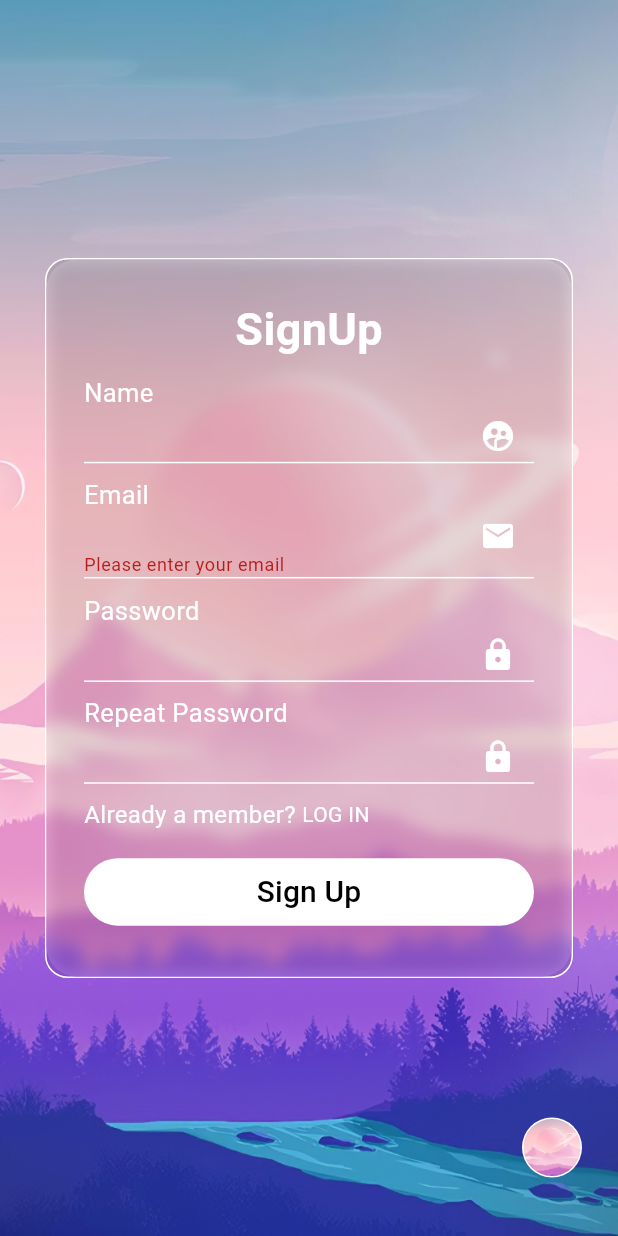
After one commit to alex-davis-ang/Solana_trading_app, a Flutter app: the PfEditPage screen opened by its route, after a tap on "Sign Up", on a phone screen of 412 x 824 dp. The commit adds this screen. Run offline on Flutter 3.47's test engine with Material 3 defaults, Android fonts, the phone set to English and light mode, and no system bars; our stand-ins replace shared_preferences; accounts and stored records are empty.

Commit message:
pf edit page added

```diff
--- a/lib/Chats_Notification_Profile/ProfileScreen.dart
+++ b/lib/Chats_Notification_Profile/ProfileScreen.dart
@@ -1,5 +1,6 @@
 import 'package:flutter/material.dart';
 import 'package:login_signup_page/login_page.dart';
+import 'package:login_signup_page/pfedit_page.dart';
 import 'package:shared_preferences/shared_preferences.dart';
 
 class ProfilePageScreen extends StatefulWidget {
@@ -63,24 +64,7 @@ class _ProfilePageScreenState extends State<ProfilePageScreen> {
                   bottom: 0,
                   child: InkWell(
                     onTap: () {
-                      // Action function goes here
-                      showDialog(
-                        context: context,
-                        builder: (context) {
-                          return AlertDialog(
-                            title: Text('Edit Avatar'),
-                            content: Text('Edit button pressed'),
-                            actions: <Widget>[
-                              TextButton(
-                                onPressed: () {
-                                  Navigator.of(context).pop();
-                                },
-                                child: Text('Close'),
-                              ),
-                            ],
-                          );
-                        },
-                      );
+                      Navigator.pushNamed(context, PfEditPage.id);
                     },
                     child: Container(
                       padding: EdgeInsets.all(2),
--- a/lib/Routes/Routes.dart
+++ b/lib/Routes/Routes.dart
@@ -1,9 +1,11 @@
 import 'package:login_signup_page/Chats_Notification_Profile/ChatsScreen.dart';
 import 'package:login_signup_page/Chats_Notification_Profile/NotificationScreen.dart';
 import 'package:login_signup_page/Chats_Notification_Profile/ProfileScreen.dart';
+import 'package:login_signup_page/pfedit_page.dart';
 
 final List<String> routes = [
   ChatScreenPage.id,
   NotificationPage.id,
   ProfilePageScreen.id,
+  PfEditPage.id,
 ];
--- a/lib/main.dart
+++ b/lib/main.dart
@@ -4,6 +4,8 @@ import 'package:login_signup_page/Chats_Notification_Profile/NotificationScreen.
 import 'package:login_signup_page/Chats_Notification_Profile/ProfileScreen.dart';
 import 'package:login_signup_page/login_page.dart';
 import 'package:login_signup_page/signUp_page.dart';
+import 'package:login_signup_page/pfedit_page.dart';
+
 import 'package:shared_preferences/shared_preferences.dart';
 
 Future<void> main() async {
@@ -35,6 +37,7 @@ class MyApp extends StatelessWidget {
         ChatScreenPage.id: (context) => const ChatScreenPage(),
         NotificationPage.id: (context) => NotificationPage(),
         ProfilePageScreen.id: (context) => ProfilePageScreen(),
+        PfEditPage.id: (context) => PfEditPage(),
       },
     );
   }
--- /dev/null
+++ b/lib/pfedit_page.dart
@@ -0,0 +1,383 @@
+import 'dart:ui';
+import 'package:flutter/material.dart';
+import 'package:login_signup_page/Chats_Notification_Profile/ChatsScreen.dart';
+import 'package:login_signup_page/Lists/backgroundImageList.dart';
+import 'package:login_signup_page/Utils/animations.dart';
+import 'package:login_signup_page/login_page.dart';
+import 'package:shared_preferences/shared_preferences.dart';
+
+class PfEditPage extends StatefulWidget {
+  static const String id = 'pfedit_Screen';
+  const PfEditPage({super.key});
+
+  @override
+  State<PfEditPage> createState() => _PfEditPage();
+}
+
+class _PfEditPage extends State<PfEditPage> {
+  String name = "...";
+  String mail = "...";
+  String password = "...";
+
+  void initState() {
+    super.initState();
+    loadInitialValue();
+  }
+
+  Future<void> loadInitialValue() async {
+    // Simulating a delay for loading the value (e.g., from a database, API, or local storage)
+    SharedPreferences prefs = await SharedPreferences.getInstance();
+    // Set the initial value
+    setState(() {
+      name = prefs.getString('name')!;
+      mail = prefs.getString('email')!;
+      password = prefs.getString('password')!;
+      _nameController.text = name;
+      _emailController.text = mail;
+      _passwordController1.text = password;
+    });
+  }
+
+  bool? isChecked = false;
+  bool isHover = false;
+  int selectedIndex = 0;
+  bool showOption = false;
+
+  final _formKey = GlobalKey<FormState>();
+  final TextEditingController _emailController = TextEditingController();
+  final TextEditingController _nameController = TextEditingController();
+  final TextEditingController _passwordController1 = TextEditingController();
+  final TextEditingController _passwordController2 = TextEditingController();
+  Future<void> _saveSignUpDetails() async {
+    SharedPreferences prefs = await SharedPreferences.getInstance();
+    await prefs.setString('name', _nameController.text);
+    await prefs.setString('email', _emailController.text);
+    await prefs.setString('password', _passwordController1.text);
+    await prefs.setBool('isLoggedIn', true);
+  }
+
+  void _handleSignUp() async {
+    if (_nameController.text.isNotEmpty &&
+        _emailController.text.isNotEmpty &&
+        _passwordController1.text.isNotEmpty &&
+        _passwordController2.text.isNotEmpty) {
+      if (_passwordController1.text.toString() ==
+          _passwordController2.text.toString()) {
+        await _saveSignUpDetails();
+        Navigator.pushNamed(context, ChatScreenPage.id);
+      } else {
+        ScaffoldMessenger.of(context).showSnackBar(
+          const SnackBar(
+            content: Text("Password does not match"),
+          ),
+        );
+      }
+    } else {
+      ScaffoldMessenger.of(context).showSnackBar(
+        const SnackBar(
+          content: Text("Enter correct email and password"),
+        ),
+      );
+    }
+  }
+
+  @override
+  Widget build(BuildContext context) {
+    return Scaffold(
+      floatingActionButton: Padding(
+        padding: const EdgeInsets.all(8.0),
+        child: Container(
+          margin: const EdgeInsets.symmetric(vertical: 10),
+          height: 50,
+          width: double.infinity,
+          child: Row(
+            children: [
+              Expanded(
+                  child: showOption
+                      ? ShowUpAnimation(
+                          delay: 100,
+                          child: ListView.builder(
+                              shrinkWrap: true,
+                              itemCount: bgImageList.length,
+                              scrollDirection: Axis.horizontal,
+                              itemBuilder: (context, index) {
+                                return GestureDetector(
+                                  onTap: () {
+                                    setState(() {
+                                      selectedIndex = index;
+                                    });
+                                  },
+                                  child: CircleAvatar(
+                                    radius: 30,
+                                    backgroundColor: selectedIndex == index
+                                        ? Colors.white
+                                        : Colors.transparent,
+                                    child: Padding(
+                                      padding: const EdgeInsets.all(1),
+                                      child: CircleAvatar(
+                                        radius: 30,
+                                        backgroundImage: AssetImage(
+                                          bgImageList[index],
+                                        ),
+                                      ),
+                                    ),
+                                  ),
+                                );
+                              }),
+                        )
+                      : const SizedBox()),
+              const SizedBox(
+                width: 20,
+              ),
+              showOption
+                  ? GestureDetector(
+                      onTap: () {
+                        setState(() {
+                          showOption = false;
+                        });
+                      },
+                      child: const Icon(
+                        Icons.close,
+                        color: Colors.white,
+                        size: 30,
+                      ))
+                  : GestureDetector(
+                      onTap: () {
+                        setState(() {
+                          showOption = true;
+                        });
+                      },
+                      child: CircleAvatar(
+                        backgroundColor: Colors.white,
+                        child: Padding(
+                          padding: const EdgeInsets.all(1),
+                          child: CircleAvatar(
+                            radius: 30,
+                            backgroundImage: AssetImage(
+                              bgImageList[selectedIndex],
+                            ),
+                          ),
+                        ),
+                      ),
+                    )
+            ],
+          ),
+        ),
+      ),
+      body: Container(
+        height: double.infinity,
+        width: double.infinity,
+        alignment: Alignment.center,
+        decoration: BoxDecoration(
+          image: DecorationImage(
+              image: AssetImage(bgImageList[selectedIndex]), fit: BoxFit.fill),
+        ),
+        child: Container(
+          width: double.infinity,
+          height: 480,
+          margin: const EdgeInsets.symmetric(horizontal: 30),
+          decoration: BoxDecoration(
+            border: Border.all(color: Colors.white),
+            borderRadius: BorderRadius.circular(15),
+            color: Colors.black.withOpacity(0.1),
+          ),
+          child: ClipRRect(
+            borderRadius: BorderRadius.circular(20),
+            child: BackdropFilter(
+              filter: ImageFilter.blur(sigmaX: 5, sigmaY: 5),
+              child: Padding(
+                padding: const EdgeInsets.all(25.0),
+                child: Column(
+                  crossAxisAlignment: CrossAxisAlignment.start,
+                  children: [
+                    const Center(
+                      child: Text(
+                        "SignUp",
+                        style: TextStyle(
+                          color: Colors.white,
+                          fontWeight: FontWeight.bold,
+                          fontSize: 30,
+                        ),
+                      ),
+                    ),
+                    const Spacer(),
+                    const Text(
+                      "Name",
+                      style: TextStyle(color: Colors.white, fontSize: 17),
+                    ),
+                    Container(
+                      height: 35,
+                      decoration: const BoxDecoration(
+                        border: Border(
+                          bottom: BorderSide(color: Colors.white),
+                        ),
+                      ),
+                      child: Form(
+                        child: Expanded(
+                          child: TextFormField(
+                            controller: _nameController,
+                            keyboardType: TextInputType.name,
+                            style: const TextStyle(color: Colors.white),
+                            decoration: const InputDecoration(
+                              suffixIcon: Icon(
+                                Icons.supervised_user_circle,
+                                color: Colors.white,
+                              ),
+                              fillColor: Colors.white,
+                              border: InputBorder.none,
+                            ),
+                          ),
+                        ),
+                      ),
+                    ),
+                    const Spacer(),
+                    const Text(
+                      "Email",
+                      style: TextStyle(color: Colors.white, fontSize: 17),
+                    ),
+                    const Spacer(),
+                    Container(
+                      height: 35,
+                      decoration: const BoxDecoration(
+                        border: Border(
+                          bottom: BorderSide(color: Colors.white),
+                        ),
+                      ),
+                      child: Form(
+                        key: _formKey,
+                        child: Expanded(
+                          child: TextFormField(
+                            // initialValue: 'Initial value',
+                            controller: _emailController,
+                            validator: (value) {
+                              if (value == null || value.isEmpty) {
+                                return 'Please enter your email';
+                              } else if (!RegExp(r'^[^@]+@[^@]+\.[^@]+')
+                                  .hasMatch(value)) {
+                                return 'Please enter a valid email';
+                              }
+                              return null;
+                            },
+                            keyboardType: TextInputType.emailAddress,
+                            style: const TextStyle(color: Colors.white),
+                            decoration: const InputDecoration(
+                              suffixIcon: Icon(
+                                Icons.email,
+                                color: Colors.white,
+                              ),
+                              fillColor: Colors.white,
+                              border: InputBorder.none,
+                            ),
+                          ),
+                        ),
+                      ),
+                    ),
+                    const SizedBox(
+                      height: 10,
+                    ),
+                    const Text(
+                      "Password",
+                      style: TextStyle(color: Colors.white, fontSize: 17),
+                    ),
+                    Container(
+                      height: 35,
+                      decoration: const BoxDecoration(
+                        border: Border(
+                          bottom: BorderSide(color: Colors.white),
+                        ),
+                      ),
+                      child: TextFormField(
+                        // initialValue: 'Initial value',
+                        controller: _passwordController1,
+                        keyboardType: TextInputType.visiblePassword,
+                        style: const TextStyle(color: Colors.white),
+                        decoration: const InputDecoration(
+                          suffixIcon: Icon(
+                            Icons.lock,
+                            color: Colors.white,
+                          ),
+                          fillColor: Colors.white,
+                          border: InputBorder.none,
+                        ),
+                      ),
+                    ),
+                    const Spacer(),
+                    const Text(
+                      "Repeat Password",
+                      style: TextStyle(color: Colors.white, fontSize: 17),
+                    ),
+                    Container(
+                      height: 35,
+                      decoration: const BoxDecoration(
+                        border: Border(
+                          bottom: BorderSide(color: Colors.white),
+                        ),
+                      ),
+                      child: TextFormField(
+                        controller: _passwordController2,
+                        keyboardType: TextInputType.visiblePassword,
+                        style: const TextStyle(color: Colors.white),
+                        decoration: const InputDecoration(
+                          suffixIcon: Icon(
+                            Icons.lock,
+                            color: Colors.white,
+                          ),
+                          fillColor: Colors.white,
+                          border: InputBorder.none,
+                        ),
+                      ),
+                    ),
+                    const Spacer(),
+                    Row(
+                      mainAxisAlignment: MainAxisAlignment.start,
+                      children: [
+                        const Text(
+                          "Already a member? ",
+                          style: TextStyle(color: Colors.white, fontSize: 16),
+                        ),
+                        MouseRegion(
+                          cursor: SystemMouseCursors.click,
+                          child: GestureDetector(
+                            onTap: () {
+                              Navigator.pushNamed(context, loginPageScreen.id);
+                            },
+                            child: const Text(
+                              "LOG IN",
+                              style: TextStyle(color: Colors.white),
+                            ),
+                          ),
+                        ),
+                      ],
+                    ),
+                    const Spacer(),
+                    const Spacer(),
+                    SizedBox(
+                      height: 45,
+                      child: TextButton(
+                        style: TextButton.styleFrom(
+                          backgroundColor: Colors.white,
+                        ),
+                        onPressed: () {
+                          if (_formKey.currentState!.validate()) {
+                            _handleSignUp();
+                          }
+                        },
+                        child: const Center(
+                          child: Text(
+                            "Sign Up",
+                            style: TextStyle(color: Colors.black, fontSize: 20),
+                          ),
+                        ),
+                      ),
+                    ),
+                    const Spacer(),
+                  ],
+                ),
+              ),
+            ),
+          ),
+        ),
+      ),
+    );
+  }
+}
```
